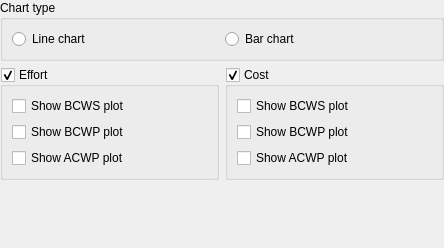
This is kplato/libs/ui/kptperformancestatusviewsettingspanel.ui in KDE/calligra as Qt 5 draws it before an edit. The edited form follows.
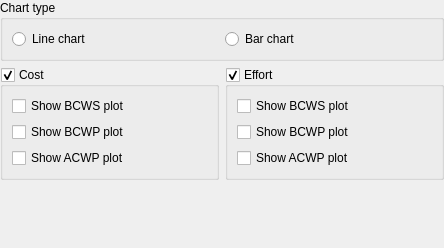
This is the edited form.

```diff
--- a/kplato/libs/ui/kptperformancestatusviewsettingspanel.ui
+++ b/kplato/libs/ui/kptperformancestatusviewsettingspanel.ui
@@ -43,42 +43,6 @@
       <property name="margin">
        <number>0</number>
       </property>
-      <item>
-       <widget class="QGroupBox" name="ui_effort">
-        <property name="title">
-         <string>Effort</string>
-        </property>
-        <property name="flat">
-         <bool>false</bool>
-        </property>
-        <property name="checkable">
-         <bool>true</bool>
-        </property>
-        <layout class="QGridLayout" name="gridLayout_2">
-         <item row="0" column="0" colspan="2">
-          <widget class="QCheckBox" name="ui_bcwsEffort">
-           <property name="text">
-            <string>Show BCWS plot</string>
-           </property>
-          </widget>
-         </item>
-         <item row="2" column="0">
-          <widget class="QCheckBox" name="ui_acwpEffort">
-           <property name="text">
-            <string>Show ACWP plot</string>
-           </property>
-          </widget>
-         </item>
-         <item row="1" column="0">
-          <widget class="QCheckBox" name="ui_bcwpEffort">
-           <property name="text">
-            <string>Show BCWP plot</string>
-           </property>
-          </widget>
-         </item>
-        </layout>
-       </widget>
-      </item>
       <item>
        <widget class="QGroupBox" name="ui_cost">
         <property name="title">
@@ -118,6 +82,42 @@
         </layout>
        </widget>
       </item>
+      <item>
+       <widget class="QGroupBox" name="ui_effort">
+        <property name="title">
+         <string>Effort</string>
+        </property>
+        <property name="flat">
+         <bool>false</bool>
+        </property>
+        <property name="checkable">
+         <bool>true</bool>
+        </property>
+        <layout class="QGridLayout" name="gridLayout_2">
+         <item row="0" column="0" colspan="2">
+          <widget class="QCheckBox" name="ui_bcwsEffort">
+           <property name="text">
+            <string>Show BCWS plot</string>
+           </property>
+          </widget>
+         </item>
+         <item row="2" column="0">
+          <widget class="QCheckBox" name="ui_acwpEffort">
+           <property name="text">
+            <string>Show ACWP plot</string>
+           </property>
+          </widget>
+         </item>
+         <item row="1" column="0">
+          <widget class="QCheckBox" name="ui_bcwpEffort">
+           <property name="text">
+            <string>Show BCWP plot</string>
+           </property>
+          </widget>
+         </item>
+        </layout>
+       </widget>
+      </item>
      </layout>
     </widget>
    </item>
```
